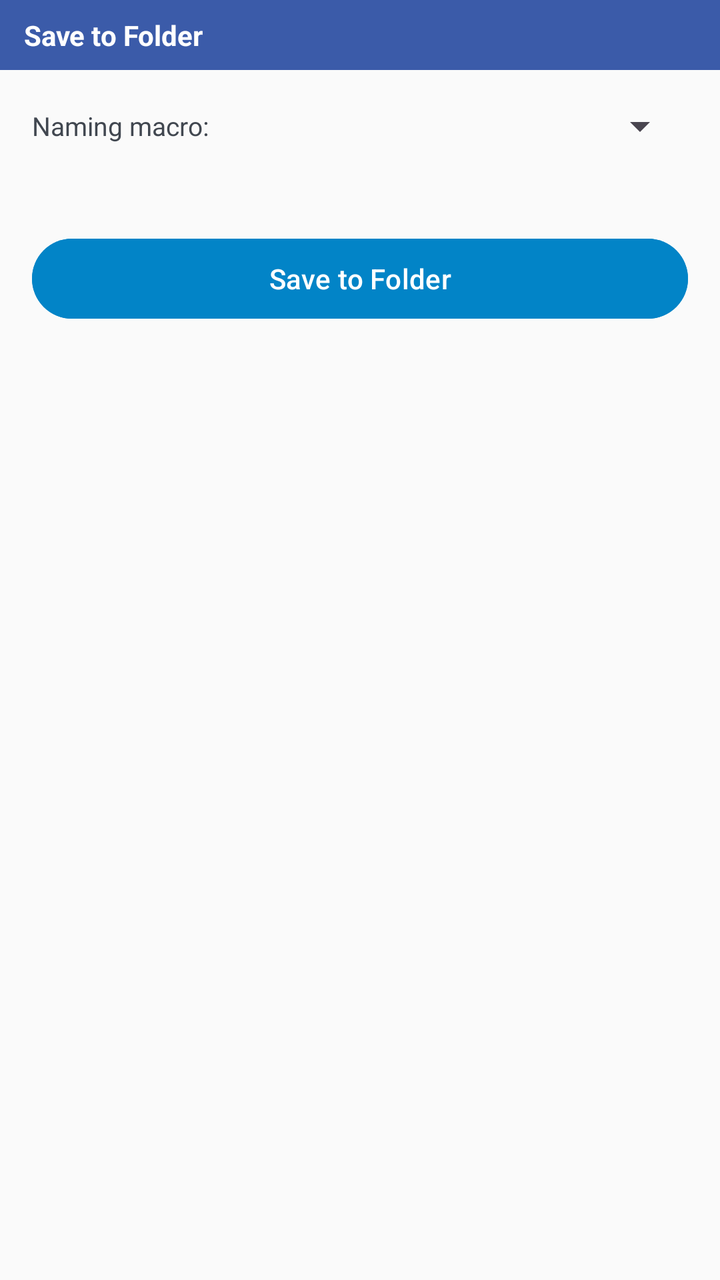
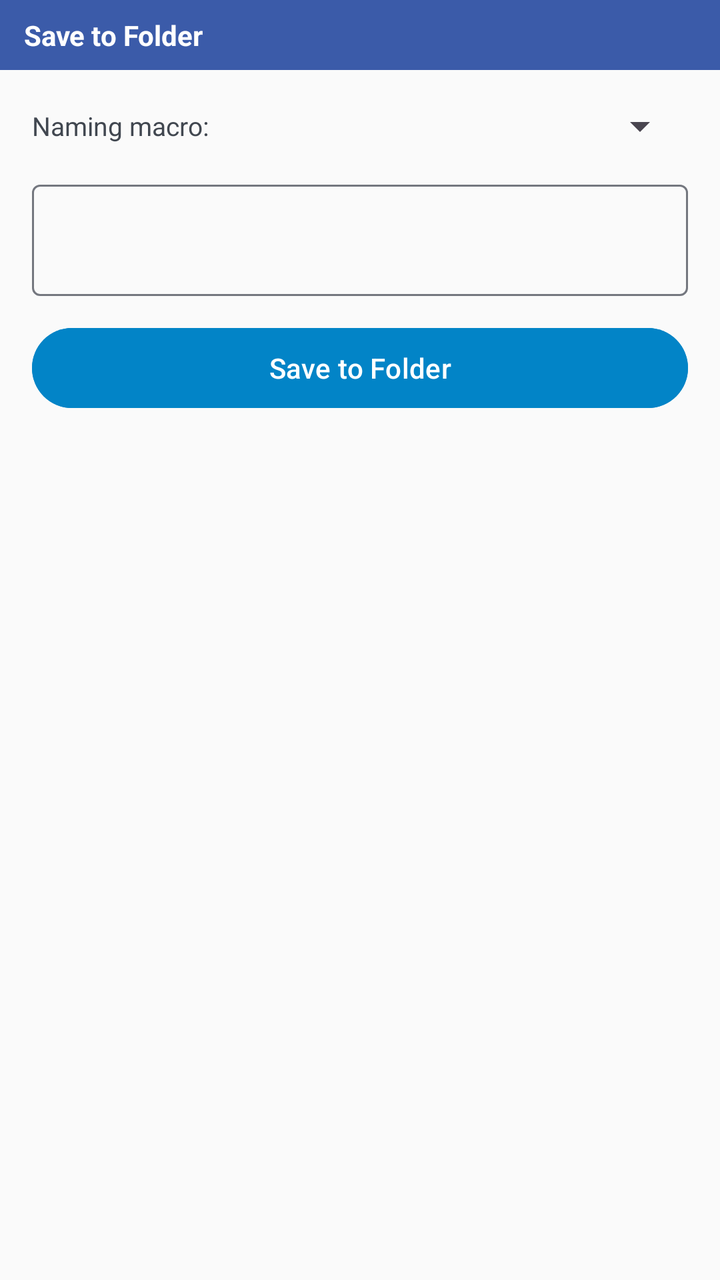

Before-and-after screenshots of an Android layout around one commit, followed by the original layout XML and the change that was made.
<!-- AndroidManifest.xml: application theme Theme.ClipInBox -->
<!-- res/layout/bottom_sheet_save_to_path.xml -->
<?xml version="1.0" encoding="utf-8"?>
<LinearLayout xmlns:android="http://schemas.android.com/apk/res/android"
    xmlns:app="http://schemas.android.com/apk/res-auto"
    android:layout_width="match_parent"
    android:layout_height="wrap_content"
    android:background="@color/gray_surface"
    android:orientation="vertical"
    android:paddingBottom="24dp">

    <TextView
        android:layout_width="match_parent"
        android:layout_height="wrap_content"
        android:layout_marginBottom="8dp"
        android:background="@color/section_header_bg"
        android:paddingStart="12dp"
        android:paddingTop="8dp"
        android:paddingEnd="12dp"
        android:paddingBottom="8dp"
        android:text="@string/save_to_path_title"
        android:textColor="@color/color_white"
        android:textSize="14sp"
        android:textStyle="bold" />

    <androidx.recyclerview.widget.RecyclerView
        android:id="@+id/rv_path_choices"
        android:layout_width="match_parent"
        android:layout_height="wrap_content"
        android:layout_marginHorizontal="16dp"
        android:layout_marginBottom="8dp"
        android:nestedScrollingEnabled="false" />

    <LinearLayout
        android:layout_width="match_parent"
        android:layout_height="wrap_content"
        android:layout_marginHorizontal="16dp"
        android:layout_marginBottom="12dp"
        android:gravity="center_vertical"
        android:orientation="horizontal">

        <TextView
            android:layout_width="wrap_content"
            android:layout_height="wrap_content"
            android:layout_marginEnd="8dp"
            android:text="Naming macro:"
            android:textColor="@color/gray_on_surface_variant"
            android:textSize="13sp" />

        <Spinner
            android:id="@+id/spinner_macro"
            android:layout_width="0dp"
            android:layout_height="wrap_content"
            android:layout_weight="1" />

    </LinearLayout>

    <TextView
        android:id="@+id/tv_filename_preview"
        android:layout_width="match_parent"
        android:layout_height="wrap_content"
        android:layout_marginHorizontal="16dp"
        android:layout_marginBottom="12dp"
        android:textColor="@color/gray_on_surface_variant"
        android:textSize="12sp" />

    <Button
        android:id="@+id/btn_save_confirm"
        style="@style/Widget.Material3.Button"
        android:layout_width="match_parent"
        android:layout_height="wrap_content"
        android:layout_marginHorizontal="16dp"
        android:backgroundTint="@color/cta_button"
        android:text="@string/save_to_path_title"
        android:textColor="@color/color_white" />

</LinearLayout>
<!-- resources referenced by this layout -->
<resources>
  <color name="color_white">#FFFFFFFF</color>
  <color name="cta_button">#FF0284C7</color>
  <color name="gray_on_surface_variant">#FF414750</color>
  <color name="gray_surface">#FFFAFAFA</color>
  <color name="section_header_bg">#FF3B5BA9</color>
  <string name="save_to_path_title">Save to Folder</string>
  <style name="Theme.ClipInBox" parent="Theme.Material3.DayNight.NoActionBar">
          <item name="colorPrimary">@color/cta_button</item>
          <item name="colorOnPrimary">@color/color_white</item>
          <item name="colorPrimaryContainer">@color/gray_surface_container</item>
          <item name="colorOnPrimaryContainer">@color/gray_on_surface</item>
          <item name="android:windowBackground">@color/gray_surface</item>
          <item name="colorSurface">@color/gray_surface</item>
          <item name="colorOnSurface">@color/gray_on_surface</item>
          <item name="colorOnSurfaceVariant">@color/gray_on_surface_variant</item>
          <item name="colorOutline">@color/gray_outline</item>
          <item name="colorOutlineVariant">@color/gray_outline_variant</item>
      </style>
  <color name="gray_surface_container">#FFF0F0F4</color>
  <color name="gray_on_surface">#FF1A1C1E</color>
  <color name="gray_outline">#FF74777F</color>
  <color name="gray_outline_variant">#FFC4C6CF</color>
</resources>

<!-- the commit's change to res/layout/bottom_sheet_save_to_path.xml (unified diff, before → after) -->
@@ -53,14 +53,19 @@
 
     </LinearLayout>
 
-    <TextView
-        android:id="@+id/tv_filename_preview"
+    <com.google.android.material.textfield.TextInputLayout
+        style="@style/Widget.Material3.TextInputLayout.OutlinedBox"
         android:layout_width="match_parent"
         android:layout_height="wrap_content"
         android:layout_marginHorizontal="16dp"
-        android:layout_marginBottom="12dp"
-        android:textColor="@color/gray_on_surface_variant"
-        android:textSize="12sp" />
+        android:layout_marginBottom="12dp">
+
+        <com.google.android.material.textfield.TextInputEditText
+            android:id="@+id/et_filename_preview"
+            android:layout_width="match_parent"
+            android:layout_height="wrap_content"
+            android:inputType="text" />
+    </com.google.android.material.textfield.TextInputLayout>
 
     <Button
         android:id="@+id/btn_save_confirm"
